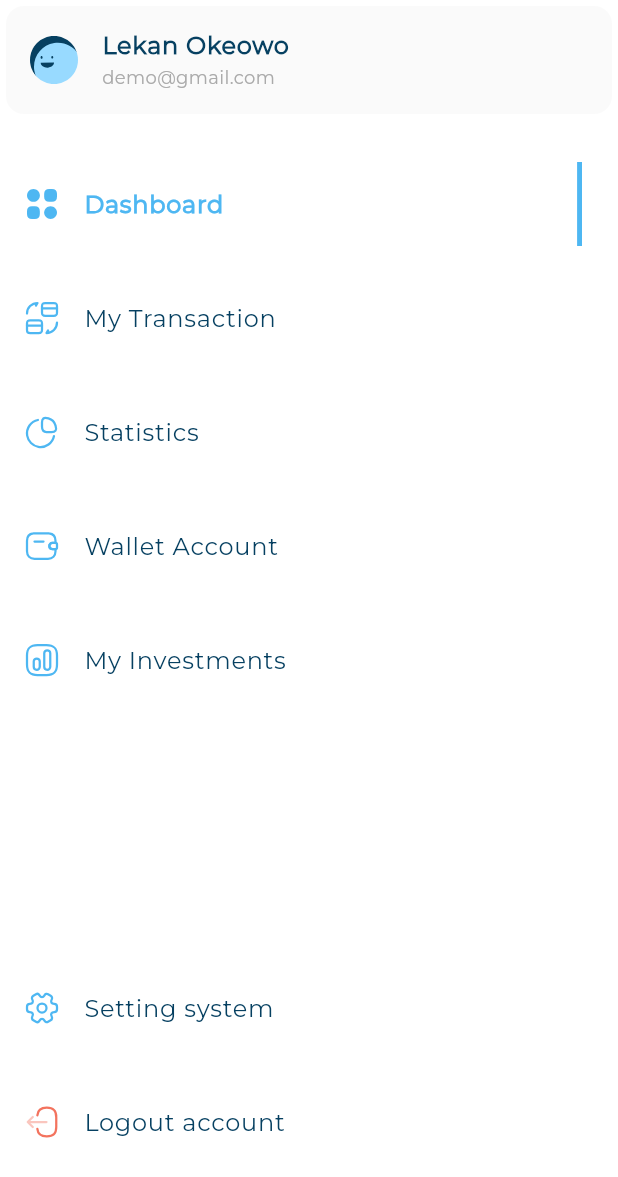
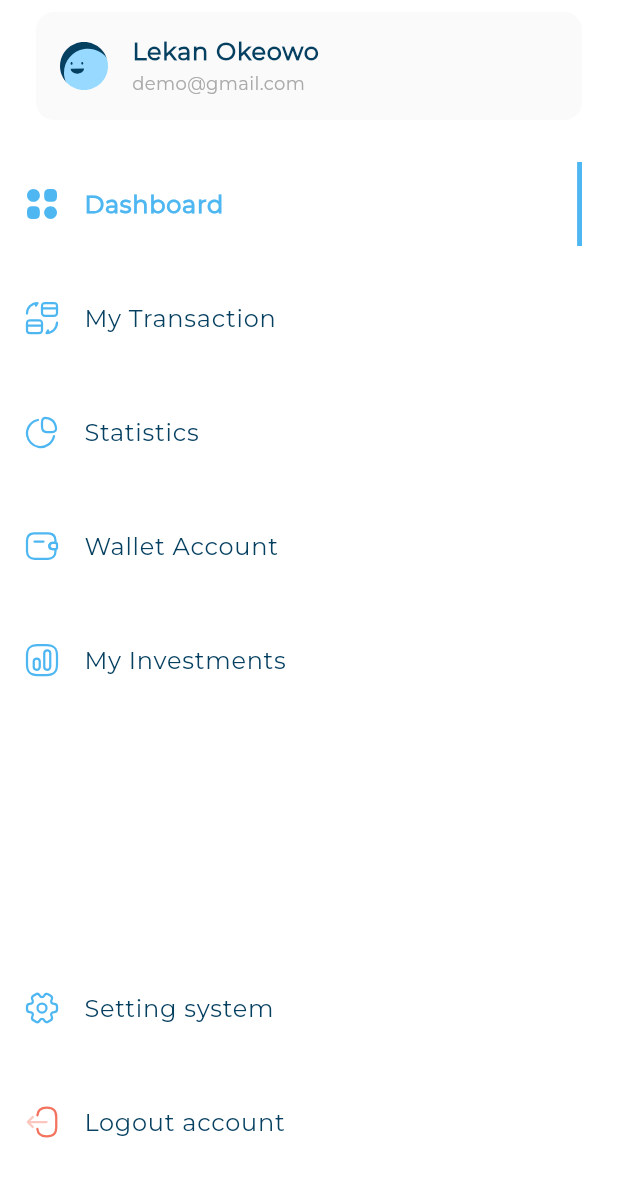
Before and after one commit to ahmedismail-10/responsive_dash_board, a Flutter app: the CustomDrawer widget shown alone on an empty page, opened directly, on a phone screen of 412 x 824 dp. Shown: the top 1177 px of the screen. Run offline on Flutter 3.47's test engine with Material 3 defaults, Android fonts, the light colour scheme and no system bars; our stand-ins replace flutter_svg.

```diff
--- /dev/null
+++ b/lib/models/user_info_model.dart
@@ -0,0 +1,11 @@
+class UserInfoModel {
+  final String image;
+  final String title;
+  final String subtitle;
+
+  const new({
+    required this.image,
+    required this.title,
+    required this.subtitle,
+  });
+}
--- a/lib/widgets/custom_drawer.dart
+++ b/lib/widgets/custom_drawer.dart
@@ -1,5 +1,6 @@
 import 'package:flutter/material.dart';
 import 'package:responsive_dash_board/models/drawer_item_model.dart';
+import 'package:responsive_dash_board/models/user_info_model.dart';
 import 'package:responsive_dash_board/utils/app_images.dart';
 import 'package:responsive_dash_board/widgets/active_and_inactive_item.dart';
 import 'package:responsive_dash_board/widgets/drawer_items_list.dart';
@@ -15,15 +16,15 @@ class CustomDrawer extends StatelessWidget {
       child: const CustomScrollView(
         slivers: [
           SliverToBoxAdapter(
+            child: Padding(
+              padding: .symmetric(horizontal: 24, vertical: 8),
               child: UserInfoListTile(
+                userInfoModel: UserInfoModel(
                   image: Assets.imagesAvatar3,
                   title: 'Lekan Okeowo',
                   subtitle: 'demo@gmail.com',
                 ),
               ),
-          SliverToBoxAdapter(
-            child: SizedBox(
-              height: 8,
             ),
           ),
           SliverToBoxAdapter(
--- a/lib/widgets/latest_transaction.dart
+++ b/lib/widgets/latest_transaction.dart
@@ -8,6 +8,7 @@ class LatestTransaction extends StatelessWidget {
   @override
   Widget build(BuildContext context) {
     return const Column(
+      crossAxisAlignment: .start,
       spacing: 12,
       children: [
         Text(
--- a/lib/widgets/quick_invoice.dart
+++ b/lib/widgets/quick_invoice.dart
@@ -10,7 +10,6 @@ class QuickInvoice extends StatelessWidget {
   Widget build(BuildContext context) {
     return const CustomBackgoundContainer(
       child: Column(
-        crossAxisAlignment: .start,
         spacing: 24,
         children: [
           QuickInvoiceHeader(),
--- a/lib/widgets/user_info_list_tile.dart
+++ b/lib/widgets/user_info_list_tile.dart
@@ -1,31 +1,33 @@
 import 'package:flutter/material.dart';
 import 'package:flutter_svg/svg.dart';
+import 'package:responsive_dash_board/models/user_info_model.dart';
 import 'package:responsive_dash_board/utils/app_styles.dart';
 
 class UserInfoListTile extends StatelessWidget {
   const new({
     super.key,
-    required this.image,
-    required this.title,
-    required this.subtitle,
+    required this.userInfoModel,
   });
 
-  final String image, title, subtitle;
+  final UserInfoModel userInfoModel;
 
   @override
   Widget build(BuildContext context) {
     return Card(
+      margin: .zero,
       color: const Color(0xffFAFAFA),
       elevation: 0,
+      child: Center(
         child: ListTile(
-        leading: SvgPicture.asset(image),
+          leading: SvgPicture.asset(userInfoModel.image),
           title: Text(
-          title,
+            userInfoModel.title,
             style: AppStyles.styleSemiBold16,
           ),
           subtitle: Text(
-          subtitle,
+            userInfoModel.subtitle,
             style: AppStyles.styleRegular12,
+          ),
         ),
       ),
     );
```
Also changed, not shown: lib/widgets/latest_transaction_list_view.dart (+35 -2 lines). Lines whose indentation alone changed are shown as unchanged.
